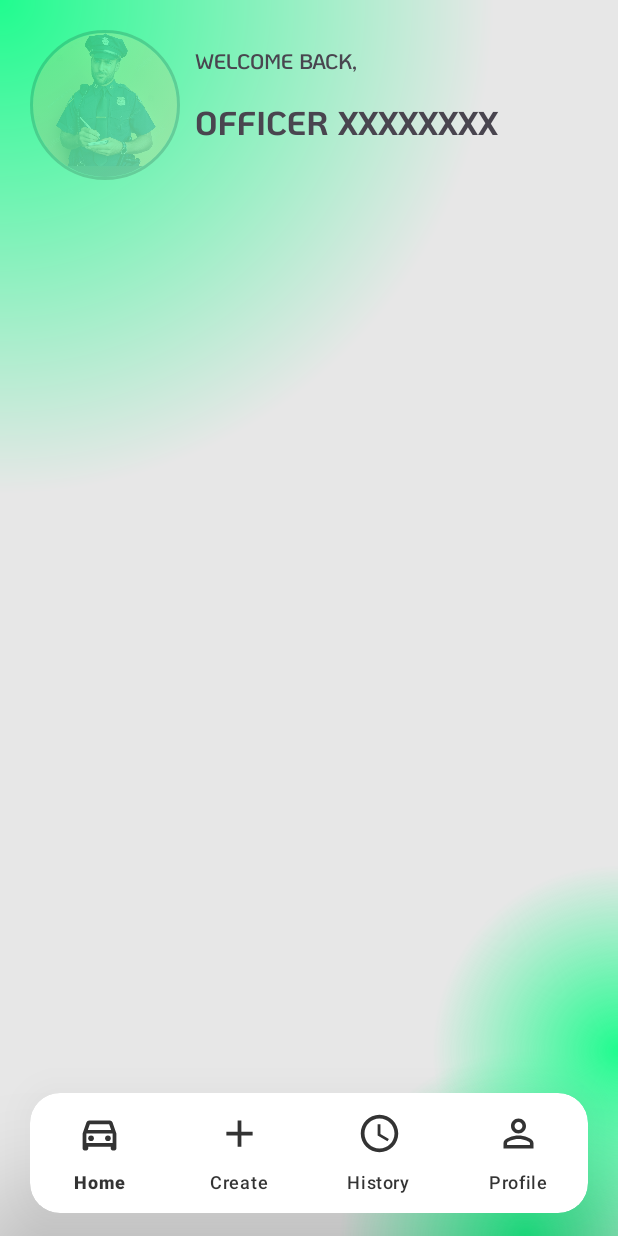
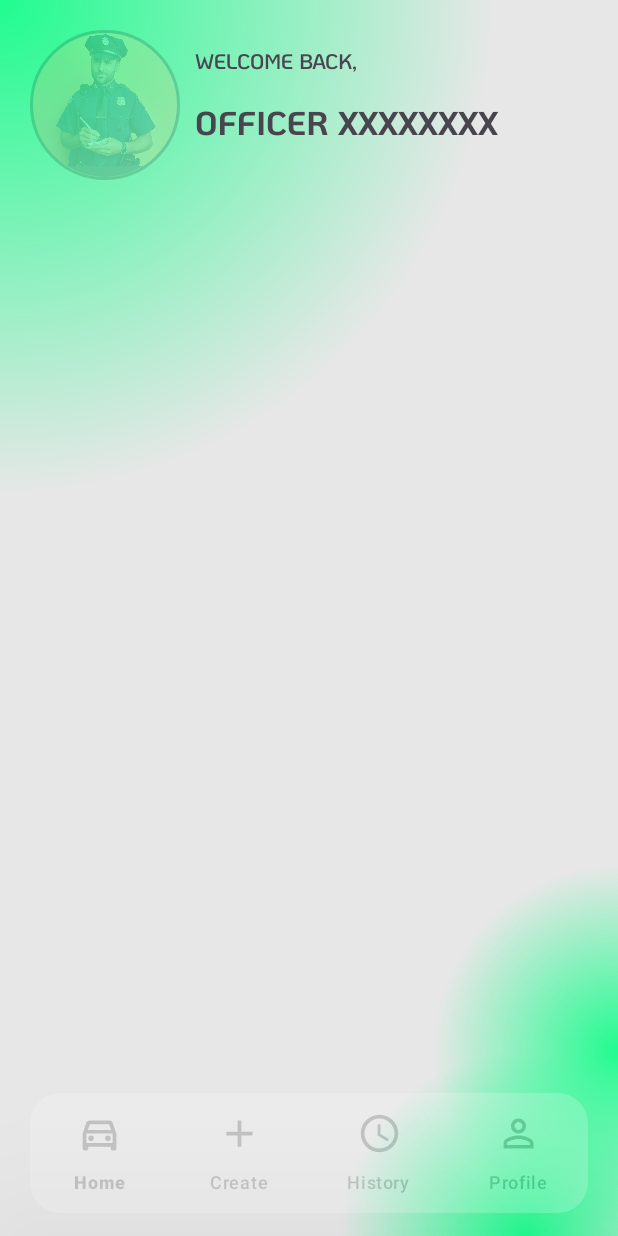
Before and after one commit to githiomi/Copture, an Android app: the first screen one second after launch (MainActivity), on a phone screen of 412 x 824 dp. Run offline under Robolectric (Android 15) with nearby library versions, the phone set to English and light mode, and no system bars; our stand-ins replace CircleImageView.

Commit message:
Feat: Navigation between auth and main activity

```diff
--- a/app/src/main/java/com/githiomi/copture/MainActivity.java
+++ b/app/src/main/java/com/githiomi/copture/MainActivity.java
@@ -7,6 +7,7 @@
 
 import androidx.activity.EdgeToEdge;
 import androidx.appcompat.app.AppCompatActivity;
+import androidx.cardview.widget.CardView;
 import androidx.core.graphics.Insets;
 import androidx.core.view.ViewCompat;
 import androidx.core.view.WindowInsetsCompat;
@@ -14,6 +15,7 @@
 import com.githiomi.copture.databinding.ActivityMainBinding;
 import com.githiomi.copture.utils.Animations;
 import com.githiomi.copture.views.activities.AuthActivity;
+import com.google.android.material.bottomnavigation.BottomNavigationView;
 
 import de.hdodenhof.circleimageview.CircleImageView;
 
@@ -21,6 +23,8 @@
 
     CircleImageView officerProfilePicture;
     Animations animations;
+    CardView navigationCardView;
+    BottomNavigationView bottomNavigationView;
 
     @Override
     protected void onCreate(Bundle savedInstanceState) {
@@ -49,11 +53,15 @@
         this.officerProfilePicture.setOnClickListener( view -> startActivity(new Intent(MainActivity.this, AuthActivity.class)));
     }
 
+    private void inflateViews(ActivityMainBinding root) {
+        this.officerProfilePicture = root.IVProfilePicture;
+        this.navigationCardView = root.CVBottomNavigation;
+        this.bottomNavigationView = root.NVBottomVanigationView;
+    }
+
     private void setAnimations() {
         this.officerProfilePicture.setAnimation(this.animations.getFromBottomAnimation());
+        this.navigationCardView.setAnimation(this.animations.getFromTopAnimation());
     }
 
-    private void inflateViews(ActivityMainBinding view) {
-        this.officerProfilePicture = view.IVProfilePicture;
-    }
 }
--- a/app/src/main/java/com/githiomi/copture/views/activities/AuthActivity.java
+++ b/app/src/main/java/com/githiomi/copture/views/activities/AuthActivity.java
@@ -16,6 +16,7 @@
 import com.githiomi.copture.utils.Animations;
 import com.githiomi.copture.views.fragments.LoginFragment;
 import com.githiomi.copture.views.fragments.RegisterFragment;
+import com.google.android.material.bottomnavigation.BottomNavigationView;
 
 public class AuthActivity extends AppCompatActivity {
 
--- a/app/src/main/java/com/githiomi/copture/views/fragments/LoginFragment.java
+++ b/app/src/main/java/com/githiomi/copture/views/fragments/LoginFragment.java
@@ -3,6 +3,7 @@
 import static android.view.View.GONE;
 import static android.view.View.VISIBLE;
 
+import android.content.Intent;
 import android.os.Bundle;
 import android.os.Handler;
 import android.view.LayoutInflater;
@@ -17,6 +18,7 @@
 import androidx.core.content.ContextCompat;
 import androidx.fragment.app.Fragment;
 
+import com.githiomi.copture.MainActivity;
 import com.githiomi.copture.R;
 import com.githiomi.copture.databinding.FragmentLoginBinding;
 import com.githiomi.copture.utils.Animations;
@@ -71,7 +73,7 @@
 
         this.loginCompatButton.setOnClickListener(view -> {
             toggleLoadingStart();
-            new Handler().postDelayed(this::toggleLoadingStop, 2000);
+            new Handler().postDelayed( () -> requireActivity().startActivity(new Intent(requireActivity(), MainActivity.class)), 2000);
         });
 
         return fragmentLoginBinding.getRoot();
--- a/app/src/main/res/layout/activity_main.xml
+++ b/app/src/main/res/layout/activity_main.xml
@@ -91,6 +91,7 @@
         app:cardElevation="?attr/customCardElevation">
 
         <com.google.android.material.bottomnavigation.BottomNavigationView
+            android:id="@+id/NV_Bottom_Vanigation_View"
             android:layout_width="match_parent"
             android:layout_height="wrap_content"
             android:background="@color/transparent"
--- a/app/src/main/res/layout/fragment_login.xml
+++ b/app/src/main/res/layout/fragment_login.xml
@@ -46,7 +46,7 @@
             android:layout_height="wrap_content"
             android:layout_marginVertical="20dp"
             app:cardBackgroundColor="?altBackgroundColor"
-            app:cardCornerRadius="?customCardCornerRadius"
+            app:cardCornerRadius="50dp"
             app:cardElevation="0dp">
 
             <LinearLayout
--- a/app/src/main/res/layout/fragment_register.xml
+++ b/app/src/main/res/layout/fragment_register.xml
@@ -46,7 +46,7 @@
             android:layout_height="wrap_content"
             android:layout_marginVertical="20dp"
             app:cardBackgroundColor="?altBackgroundColor"
-            app:cardCornerRadius="?customCardCornerRadius"
+            app:cardCornerRadius="50dp"
             app:cardElevation="0dp">
 
             <LinearLayout
@@ -237,7 +237,7 @@
 
                 <RelativeLayout
                     android:id="@+id/RL_registerButton"
-                    android:layout_width="120dp"
+                    android:layout_width="130dp"
                     android:layout_height="50dp"
                     android:layout_gravity="end"
                     android:layout_marginHorizontal="7dp"
```
Also changed, not shown: app/src/main/java/com/githiomi/copture/views/fragments/RegisterFragment.java (+4 -4 lines).
